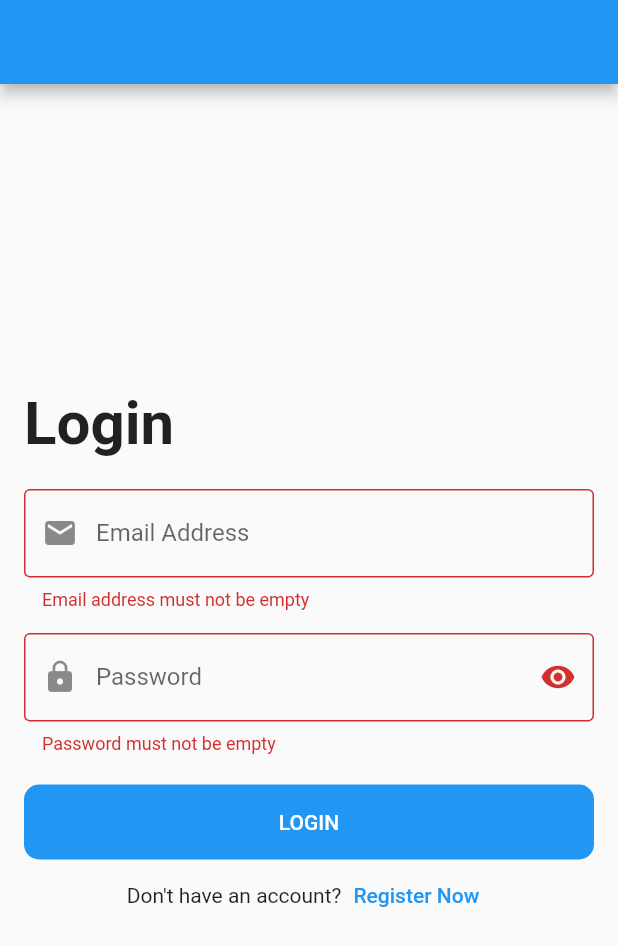
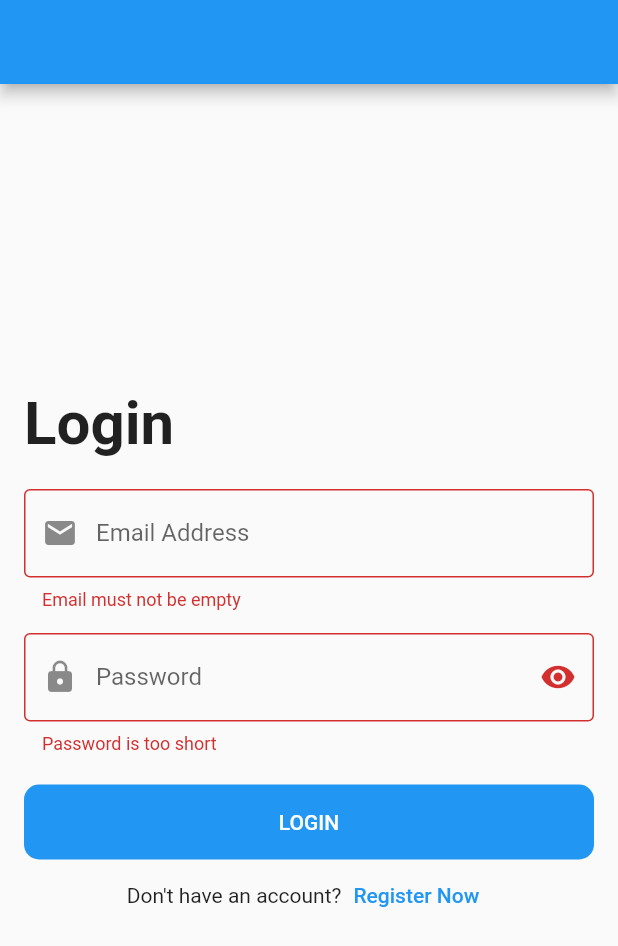
Before and after one commit to amrabdalfatah/Flutter_Course, a Flutter app: the screen it shows after launch, after a tap on "LOGIN", on a phone screen of 412 x 824 dp. Shown: the top 946 px of the screen. Run offline on Flutter 3.47's test engine with Material 2 defaults, Android fonts, the phone set to English and light mode, and no system bars.

Commit message:
Finish Module course

```diff
--- a/lib/modules/login/login_screen.dart
+++ b/lib/modules/login/login_screen.dart
@@ -1,10 +1,17 @@
 import 'package:flutter/material.dart';
 import 'package:flutter_udemy_abdullah/shared/components/components.dart';
 
-class LoginScreen extends StatelessWidget {
+class LoginScreen extends StatefulWidget {
+  @override
+  _LoginScreenState createState() => _LoginScreenState();
+}
+
+class _LoginScreenState extends State<LoginScreen> {
   final emailController = TextEditingController();
   final passwordController = TextEditingController();
   var formKey = GlobalKey<FormState>();
+  bool showPassword = true;
+
   @override
   Widget build(BuildContext context) {
     return Scaffold(
@@ -28,41 +35,41 @@ class LoginScreen extends StatelessWidget {
                   SizedBox(
                     height: 20,
                   ),
-                  TextFormField(
+                  defaultFormField(
                     controller: emailController,
-                    keyboardType: TextInputType.emailAddress,
-                    decoration: InputDecoration(
-                      labelText: 'Email Address',
-                      prefixIcon: Icon(Icons.email),
-                      border: OutlineInputBorder(),
-                    ),
-                    validator: (value) {
+                    type: TextInputType.emailAddress,
+                    validate: (String value) {
                       if (value.isEmpty) {
-                        return 'Email address must not be empty';
+                        return 'Email must not be empty';
                       }
                       return null;
                     },
+                    label: 'Email Address',
+                    prefixIcon: Icons.email,
                   ),
                   SizedBox(
                     height: 15,
                   ),
-                  TextFormField(
-                    controller: passwordController,
-                    keyboardType: TextInputType.visiblePassword,
-                    obscureText: true,
-                    decoration: InputDecoration(
-                      labelText: 'Password',
-                      prefixIcon: Icon(Icons.lock),
-                      suffixIcon: Icon(Icons.remove_red_eye),
-                      border: OutlineInputBorder(),
-                    ),
-                    validator: (value) {
-                      if (value.isEmpty) {
-                        return 'Password must not be empty';
-                      }
-                      return null;
-                    },
-                  ),
+                  defaultFormField(
+                      controller: passwordController,
+                      type: TextInputType.visiblePassword,
+                      validate: (String value) {
+                        if (value.isEmpty) {
+                          return 'Password is too short';
+                        }
+                        return null;
+                      },
+                      label: 'Password',
+                      prefixIcon: Icons.lock,
+                      suffixIcon: showPassword
+                          ? Icons.visibility
+                          : Icons.visibility_off,
+                      isPassword: showPassword,
+                      suffixPressed: () {
+                        setState(() {
+                          showPassword = !showPassword;
+                        });
+                      }),
                   SizedBox(
                     height: 20,
                   ),
--- a/lib/shared/components/components.dart
+++ b/lib/shared/components/components.dart
@@ -25,3 +25,35 @@ Widget defaultButton({
         onPressed: function,
       ),
     );
+
+Widget defaultFormField({
+  @required TextEditingController controller,
+  @required TextInputType type,
+  @required Function validate,
+  @required String label,
+  @required IconData prefixIcon,
+  bool isPassword = false,
+  IconData suffixIcon,
+  Function onSumbit,
+  Function onChange,
+  Function suffixPressed,
+}) =>
+    TextFormField(
+      controller: controller,
+      keyboardType: type,
+      onChanged: onChange,
+      onFieldSubmitted: onSumbit,
+      validator: validate,
+      obscureText: isPassword ? true : false,
+      decoration: InputDecoration(
+        labelText: label,
+        prefixIcon: Icon(prefixIcon),
+        suffixIcon: suffixIcon != null
+            ? IconButton(
+                icon: Icon(suffixIcon),
+                onPressed: suffixPressed,
+              )
+            : null,
+        border: OutlineInputBorder(),
+      ),
+    );
```
